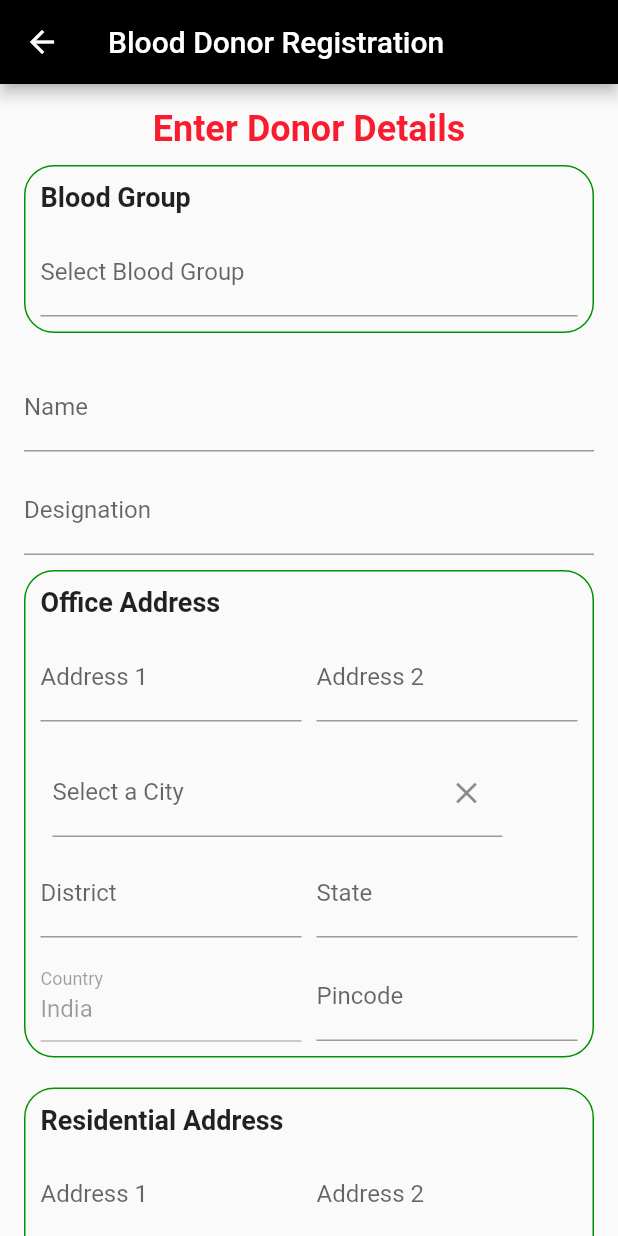
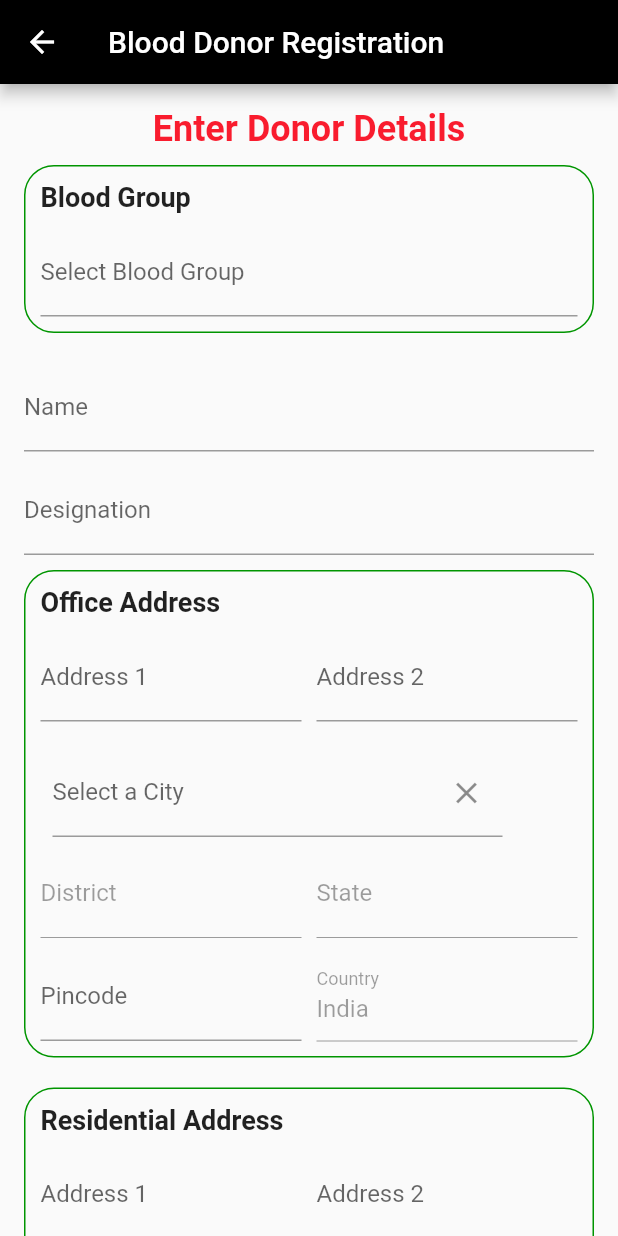
Before and after one commit to CVamsidhar92/blood_donation_app, a Flutter app: the NextPage screen opened directly, on a phone screen of 412 x 824 dp. Run offline on Flutter 3.47's test engine with Material 2 defaults, Android fonts, the phone set to English and light mode, and no system bars; our stand-ins replace flutter_typeahead, share; missing offline and left inert: flutter_phone_direct_caller; network calls fail.

Commit message:
Updated on 06.07.23

```diff
--- a/lib/donor_register.dart
+++ b/lib/donor_register.dart
@@ -12,6 +12,7 @@ class NextPage extends StatefulWidget {
 }
 
 class _NextPageState extends State<NextPage> {
+  final _formKey = GlobalKey<FormState>();
   String name = '';
   String selectedBloodGroup = '';
   String designation = '';
@@ -33,15 +34,6 @@ class _NextPageState extends State<NextPage> {
 
   bool isDistrictEnabled = false;
 
-  TextEditingController stateController = TextEditingController();
-  TextEditingController districtController = TextEditingController();
-  TextEditingController cityController = TextEditingController();
-
-  TextEditingController stateController1 = TextEditingController();
-  TextEditingController districtController1 = TextEditingController();
-  TextEditingController cityController1 = TextEditingController();
-
-
   List<String> bloodGroups = [
     'A+',
     'A-',
@@ -60,15 +52,11 @@ class _NextPageState extends State<NextPage> {
     'A2B+',
     'A2B-'
   ];
+  List<dynamic> data = [];
 
-  List<String> districts = [];
-  List<dynamic> data = [];
-  String selectedCity = '';
-  String selectedCity1 = '';
   @override
   void initState() {
     super.initState();
-    officeDistrict = districts[0];
     fetchCities(); // Fetch cities and populate the list
   }
 
@@ -89,9 +77,6 @@ class _NextPageState extends State<NextPage> {
       print('Failed to fetch data');
     }
   }
-
-
-  List<String> cities = [];
 
   //Call API Start
   void registerDonor() {
@@ -169,7 +154,9 @@ class _NextPageState extends State<NextPage> {
         backgroundColor: Colors.black,
         title: const Text('Blood Donor Registration'),
       ),
-      body: SingleChildScrollView(
+      body: Form(
+        key: _formKey,
+        child: SingleChildScrollView(
           child: Padding(
             padding: const EdgeInsets.all(16.0),
             child: Column(
@@ -224,12 +211,18 @@ class _NextPageState extends State<NextPage> {
                             selectedBloodGroup = suggestion!;
                           });
                         },
+                        validator: (value) {
+                          if (value == null || value.isEmpty) {
+                            return 'Please select Blood Group';
+                          }
+                          return null;
+                        },
                       ),
                     ],
                   ),
                 ),
                 const SizedBox(height: 20),
-              TextField(
+                TextFormField(
                   onChanged: (value) {
                     setState(() {
                       name = value;
@@ -238,9 +231,15 @@ class _NextPageState extends State<NextPage> {
                   decoration: const InputDecoration(
                     labelText: 'Name',
                   ),
+                  validator: (value) {
+                    if (value == null || value.isEmpty) {
+                      return 'Please enter name';
+                    }
+                    return null;
+                  },
                 ),
                 const SizedBox(height: 10),
-              TextField(
+                TextFormField(
                   onChanged: (value) {
                     setState(() {
                       designation = value;
@@ -249,6 +248,12 @@ class _NextPageState extends State<NextPage> {
                   decoration: const InputDecoration(
                     labelText: 'Designation',
                   ),
+                  validator: (value) {
+                    if (value == null || value.isEmpty) {
+                      return 'Please enter designation';
+                    }
+                    return null;
+                  },
                 ),
                 const SizedBox(height: 10),
 
@@ -307,8 +312,7 @@ class _NextPageState extends State<NextPage> {
                       Padding(
                         padding: const EdgeInsets.all(8.0),
                         child: Container(
-                        width:
-                            300, // Set the desired width for the district dropdown
+                          width: 300,
                           child: TypeAheadFormField<String>(
                             textFieldConfiguration: TextFieldConfiguration(
                               decoration: InputDecoration(
@@ -316,21 +320,20 @@ class _NextPageState extends State<NextPage> {
                                 suffixIcon: GestureDetector(
                                   onTap: () {
                                     setState(() {
-                                    selectedCity =
-                                        ''; // Clear the selected station
+                                      officeCity = '';
                                     });
                                   },
-                                child: Icon(Icons.close), // Close icon button
+                                  child: Icon(Icons.close),
                                 ),
                               ),
                               controller:
-                                TextEditingController(text: selectedCity),
+                                  TextEditingController(text: officeCity),
                             ),
                             suggestionsCallback: (pattern) async {
                               await Future.delayed(Duration(seconds: 1));
-
                               return data
-                                .map<String>((item) => item['city'].toString())
+                                  .map<String>(
+                                      (item) => item['city'].toString())
                                   .where((city) => city
                                       .toLowerCase()
                                       .contains(pattern.toLowerCase()))
@@ -343,7 +346,15 @@ class _NextPageState extends State<NextPage> {
                             },
                             onSuggestionSelected: (suggestion) {
                               setState(() {
-                              selectedCity = suggestion;
+                                officeCity = suggestion;
+                                final matchingData = data.firstWhere(
+                                  (item) =>
+                                      item['city'].toString() == suggestion,
+                                  orElse: () => null,
+                                );
+                                officeDistrict =
+                                    matchingData?['district'].toString();
+                                officeState = matchingData?['state'].toString();
                               });
                             },
                             validator: (value) {
@@ -355,7 +366,6 @@ class _NextPageState extends State<NextPage> {
                           ),
                         ),
                       ),
-
                       Row(
                         children: [
                           Expanded(
@@ -369,6 +379,9 @@ class _NextPageState extends State<NextPage> {
                               decoration: const InputDecoration(
                                 labelText: 'District',
                               ),
+                              controller: TextEditingController(
+                                  text: officeDistrict), // Set default value
+                              enabled: false, // Disable the text field
                             ),
                           ),
                           const SizedBox(width: 10),
@@ -383,17 +396,33 @@ class _NextPageState extends State<NextPage> {
                               decoration: const InputDecoration(
                                 labelText: 'State',
                               ),
+                              controller: TextEditingController(
+                                  text: officeState), // Set default value
+                              enabled: false, // Disable the text field
                             ),
                           ),
                         ],
                       ),
-
                       const SizedBox(height: 10),
                       Row(
                         children: [
                           Expanded(
                             flex: 5,
-                          child:  TextField(
+                            child: TextField(
+                              onChanged: (value) {
+                                setState(() {
+                                  officePincode = value;
+                                });
+                              },
+                              decoration: InputDecoration(
+                                labelText: 'Pincode',
+                              ),
+                            ),
+                          ),
+                          const SizedBox(width: 10),
+                          Expanded(
+                            flex: 5,
+                            child: TextField(
                               onChanged: (value) {
                                 setState(() {
                                   officeCountry = value;
@@ -407,32 +436,13 @@ class _NextPageState extends State<NextPage> {
                               enabled: false, // Disable the text field
                             ),
                           ),
-                        const SizedBox(width: 10),
-                        Expanded(
-                          flex: 5,
-                          child: TextField(
-                            keyboardType: TextInputType.number,
-                            onChanged: (value) {
-                              setState(() {
-                                officePincode = value;
-                              });
-                            },
-                            decoration: const InputDecoration(
-                              labelText: 'Pincode',
-                            ),
-                          ),
-                        ),
                         ],
                       ),
-
-
                     ],
                   ),
                 ),
                 const SizedBox(height: 20),
-
                 // Residential Address
-
                 Container(
                   decoration: BoxDecoration(
                     border: Border.all(color: Color.fromARGB(255, 0, 149, 0)),
@@ -486,8 +496,7 @@ class _NextPageState extends State<NextPage> {
                       Padding(
                         padding: const EdgeInsets.all(8.0),
                         child: Container(
-                        width:
-                            300, // Set the desired width for the district dropdown
+                          width: 300,
                           child: TypeAheadFormField<String>(
                             textFieldConfiguration: TextFieldConfiguration(
                               decoration: InputDecoration(
@@ -495,21 +504,19 @@ class _NextPageState extends State<NextPage> {
                                 suffixIcon: GestureDetector(
                                   onTap: () {
                                     setState(() {
-                                    selectedCity1 =
-                                        ''; // Clear the selected station
+                                      city1 = '';
                                     });
                                   },
-                                child: Icon(Icons.close), // Close icon button
+                                  child: Icon(Icons.close),
                                 ),
                               ),
-                            controller:
-                                TextEditingController(text: selectedCity1),
+                              controller: TextEditingController(text: city1),
                             ),
                             suggestionsCallback: (pattern) async {
                               await Future.delayed(Duration(seconds: 1));
-
                               return data
-                                .map<String>((item) => item['city'].toString())
+                                  .map<String>(
+                                      (item) => item['city'].toString())
                                   .where((city) => city
                                       .toLowerCase()
                                       .contains(pattern.toLowerCase()))
@@ -522,7 +529,15 @@ class _NextPageState extends State<NextPage> {
                             },
                             onSuggestionSelected: (suggestion) {
                               setState(() {
-                              selectedCity1 = suggestion;
+                                city1 = suggestion;
+                                final matchingData = data.firstWhere(
+                                  (item) =>
+                                      item['city'].toString() == suggestion,
+                                  orElse: () => null,
+                                );
+                                district1 =
+                                    matchingData?['district'].toString();
+                                state1 = matchingData?['state'].toString();
                               });
                             },
                             validator: (value) {
@@ -534,7 +549,6 @@ class _NextPageState extends State<NextPage> {
                           ),
                         ),
                       ),
-
                       Row(
                         children: [
                           Expanded(
@@ -548,6 +562,9 @@ class _NextPageState extends State<NextPage> {
                               decoration: const InputDecoration(
                                 labelText: 'District',
                               ),
+                              controller: TextEditingController(
+                                  text: district1), // Set default value
+                              enabled: false, // Disable the text field
                             ),
                           ),
                           const SizedBox(width: 10),
@@ -562,24 +579,25 @@ class _NextPageState extends State<NextPage> {
                               decoration: const InputDecoration(
                                 labelText: 'State',
                               ),
+                              controller: TextEditingController(
+                                  text: state1), // Set default value
+                              enabled: false, // Disable the text field
                             ),
                           ),
                         ],
                       ),
-
                       const SizedBox(height: 10),
                       Row(
                         children: [
                           Expanded(
                             flex: 5,
                             child: TextField(
-                            keyboardType: TextInputType.number,
                               onChanged: (value) {
                                 setState(() {
                                   pincode1 = value;
                                 });
                               },
-                            decoration: const InputDecoration(
+                              decoration: InputDecoration(
                                 labelText: 'Pincode',
                               ),
                             ),
@@ -606,26 +624,37 @@ class _NextPageState extends State<NextPage> {
                     ],
                   ),
                 ),
-              TextField(
+                const SizedBox(height: 20),
+                TextFormField(
                   onChanged: (value) {
                     setState(() {
                       mobileNumber = value;
                     });
                   },
-                keyboardType: TextInputType.number,
                   decoration: const InputDecoration(
                     labelText: 'Mobile Number',
                   ),
+                  validator: (value) {
+                    if (value == null || value.isEmpty) {
+                      return 'Please Enter Mobile Number';
+                    }
+                    return null;
+                  },
                 ),
                 const SizedBox(height: 20),
                 ElevatedButton(
-                onPressed: registerDonor,
+                  onPressed: () {
+                    if (_formKey.currentState!.validate()) {
+                      registerDonor();
+                    }
+                  },
                   child: const Text('Register'),
                 ),
               ],
             ),
           ),
         ),
+      ),
     );
   }
 }
```
Lines whose indentation alone changed are shown as unchanged.
